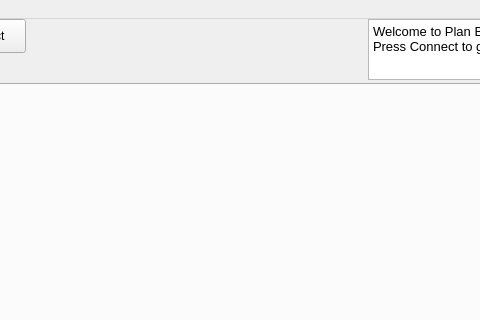
Above: python/PlanB/resources/planb.ui from KenwoodFox/EG-207 before the change; both pictures show x 302 to 782 and y 0 to 320 of the 998 by 623 pixel window. Below: the same form after it.
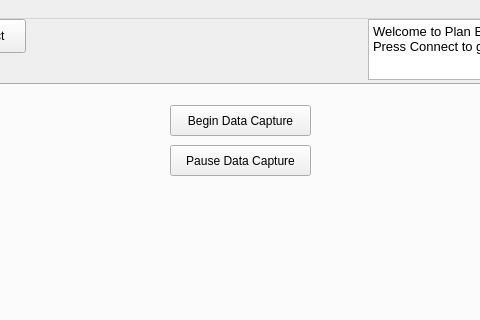
That is the form after the change. Icons and pictures are not drawn. Custom widgets are drawn as their Qt base class.

The edit to the form file:
```diff
--- a/python/PlanB/resources/planb.ui
+++ b/python/PlanB/resources/planb.ui
@@ -69,6 +69,32 @@
        <string>Enable Photosensor Polling (EXPERIMENTAL)</string>
       </property>
      </widget>
+     <widget class="QPushButton" name="beginCaptureButton">
+      <property name="geometry">
+       <rect>
+        <x>470</x>
+        <y>20</y>
+        <width>141</width>
+        <height>31</height>
+       </rect>
+      </property>
+      <property name="text">
+       <string>Begin Data Capture</string>
+      </property>
+     </widget>
+     <widget class="QPushButton" name="pauseCaptureButton">
+      <property name="geometry">
+       <rect>
+        <x>470</x>
+        <y>60</y>
+        <width>141</width>
+        <height>31</height>
+       </rect>
+      </property>
+      <property name="text">
+       <string>Pause Data Capture</string>
+      </property>
+     </widget>
     </widget>
     <widget class="QWidget" name="calibrationTab">
      <attribute name="title">
```
Left out of the diff: 12 changed lines with no effect on the pictures.
